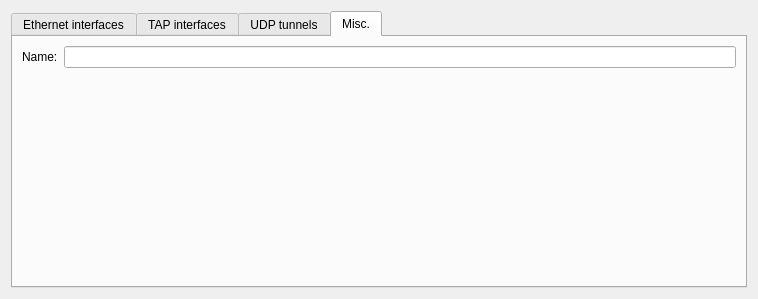
This is gns3/modules/builtin/ui/cloud_configuration_page.ui in GNS3/gns3-gui as Qt 5 draws it before an edit. The edited form follows.
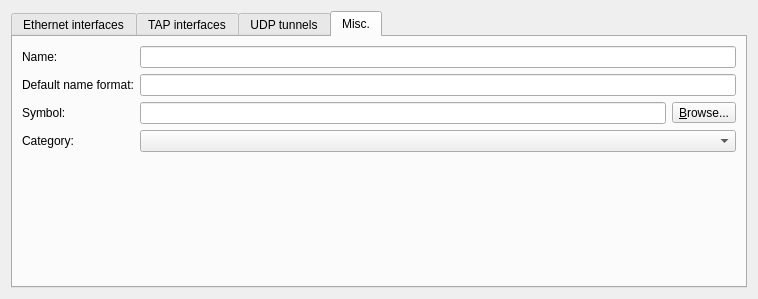
This is the edited form. The open tabs and pages were chosen to show the change.

Commit message: Implements customizable cloud node templates. Ref #867.

The edit to the form file:
```diff
--- a/gns3/modules/builtin/ui/cloud_configuration_page.ui
+++ b/gns3/modules/builtin/ui/cloud_configuration_page.ui
@@ -364,7 +364,61 @@
        <string>Misc.</string>
       </attribute>
       <layout class="QGridLayout" name="gridLayout">
-       <item row="1" column="1">
+       <item row="0" column="0">
+        <widget class="QLabel" name="uiNameLabel">
+         <property name="text">
+          <string>Name:</string>
+         </property>
+        </widget>
+       </item>
+       <item row="0" column="2">
+        <widget class="QLineEdit" name="uiNameLineEdit"/>
+       </item>
+       <item row="1" column="0" colspan="2">
+        <widget class="QLabel" name="uiDefaultNameFormatLabel">
+         <property name="text">
+          <string>Default name format:</string>
+         </property>
+        </widget>
+       </item>
+       <item row="1" column="2">
+        <widget class="QLineEdit" name="uiDefaultNameFormatLineEdit"/>
+       </item>
+       <item row="2" column="0" colspan="2">
+        <widget class="QLabel" name="uiSymbolLabel">
+         <property name="text">
+          <string>Symbol:</string>
+         </property>
+        </widget>
+       </item>
+       <item row="2" column="2">
+        <layout class="QHBoxLayout" name="horizontalLayout_7">
+         <item>
+          <widget class="QLineEdit" name="uiSymbolLineEdit"/>
+         </item>
+         <item>
+          <widget class="QToolButton" name="uiSymbolToolButton">
+           <property name="text">
+            <string>&amp;Browse...</string>
+           </property>
+           <property name="toolButtonStyle">
+            <enum>Qt::ToolButtonTextOnly</enum>
+           </property>
+          </widget>
+         </item>
+        </layout>
+       </item>
+       <item row="3" column="0" colspan="2">
+        <widget class="QLabel" name="uiCategoryLabel">
+         <property name="text">
+          <string>Category:</string>
+         </property>
+        </widget>
+       </item>
+       <item row="3" column="2">
+        <widget class="QComboBox" name="uiCategoryComboBox"/>
+       </item>
+       <item row="4" column="1" colspan="2">
         <spacer name="verticalSpacer">
          <property name="orientation">
           <enum>Qt::Vertical</enum>
@@ -377,16 +431,6 @@
          </property>
         </spacer>
        </item>
-       <item row="0" column="0">
-        <widget class="QLabel" name="uiNameLabel">
-         <property name="text">
-          <string>Name:</string>
-         </property>
-        </widget>
-       </item>
-       <item row="0" column="1">
-        <widget class="QLineEdit" name="uiNameLineEdit"/>
-       </item>
       </layout>
      </widget>
     </widget>
```
The commit also changes 17 other files.
